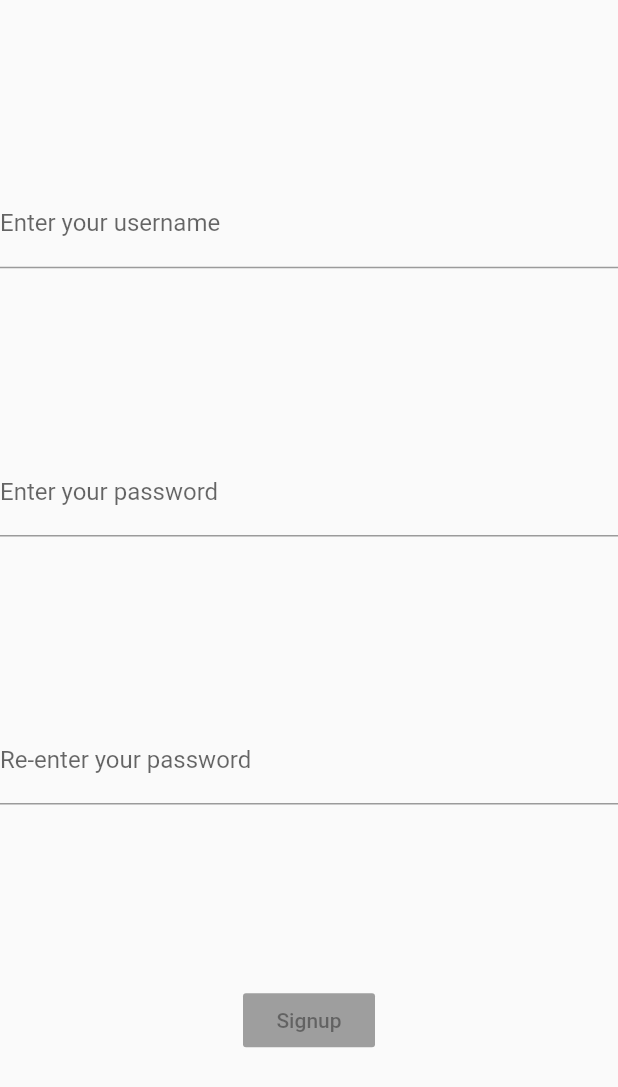
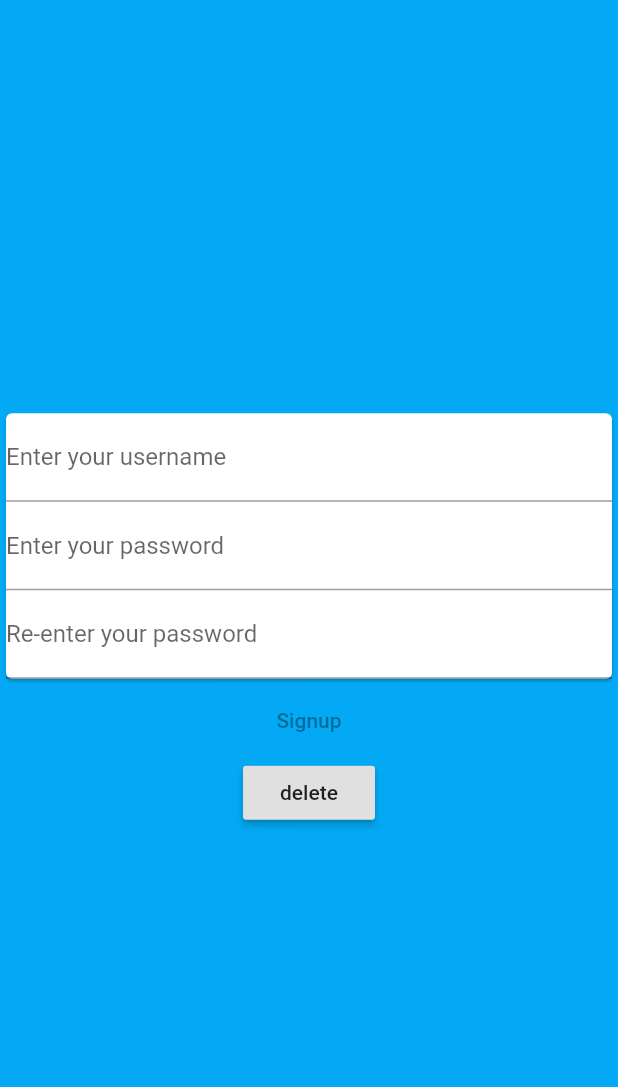
Before and after one commit to ro-pu-09/Connect, a Flutter app: the screen it shows after launch, on a phone screen of 412 x 824 dp. Shown: the top 1087 px of the screen. Run offline on Flutter 3.47's test engine with Material 2 defaults, Android fonts, the phone set to English and light mode, and no system bars; our stand-ins replace cloud_firestore, firebase_auth, firebase_core, location; missing offline and left inert: geocoder; accounts and stored records are empty; statements that could not run were skipped.

Commit message:
module2-not final

```diff
--- a/lib/authentication.dart
+++ b/lib/authentication.dart
@@ -6,7 +6,11 @@ import 'package:flutter/material.dart';
 import 'package:firebase_core/firebase_core.dart';
 import 'package:oopproject/User.dart';
 import 'package:oopproject/authenticationbloc.dart';
+import 'package:oopproject/dashboardretailer.dart';
+import 'package:oopproject/userDetailsInput.dart';
 import 'dashboad.dart';
+
+
 
 
 AuthenticationBlock authblock=new AuthenticationBlock();
@@ -19,7 +23,7 @@ TextEditingController repassword=new TextEditingController();
 
 rePasswordCheck RPC=new rePasswordCheck();
 
-final _formKey = GlobalKey<FormState>();
+
 
 
 class loginpage extends StatefulWidget{
@@ -47,18 +51,22 @@ class _loginpageState extends State<loginpage> {
   Widget build (BuildContext buildContext){
 
     return Scaffold(
-
+      backgroundColor: Colors.lightBlue,
       body: Column(
-        mainAxisAlignment: MainAxisAlignment.spaceEvenly,
+        mainAxisAlignment: MainAxisAlignment.center,
 
         children: [
-
+          Card(
+            child: Column(
+              mainAxisAlignment: MainAxisAlignment.spaceEvenly,
+              children: [
                 TextFormField(
 
                   decoration: InputDecoration(labelText: 'Enter your username'),
                   controller: username,
 
                 ),
+
                 TextFormField(
                   // key:_formKey,
                   obscureText: true,
@@ -66,15 +74,25 @@ class _loginpageState extends State<loginpage> {
                   controller: password,
 
                 ),
+
                 TextFormField(
                   //   key: _formKey,
                   obscureText: true,
                   decoration: InputDecoration(labelText: 'Re-enter your password'),
                   controller: repassword,
 
+                )
+              ],
+            ),
           ),
 
+
           SignUpButton(),
+
+          RaisedButton(child:Text("delete"),onPressed: (){
+            FirebaseAuth auth=FirebaseAuth.instance;
+            auth.currentUser.delete();
+          })
 
         ],
 
@@ -100,13 +118,13 @@ class _SignUpButtonState extends State<SignUpButton> {
           return Column(
               children:[
                 RaisedButton(
-                   onPressed:!snapshot.data?null: ()
+                   onPressed:(!snapshot.data)?null: ()
                   {
 
                     print(snapshot.data);
                     if(snapshot.data){
                       authblock.SignUpWithEmail(username.text, password.text).then((userd){
-                        print("!!!!!!!!!!!!!!!!!!");
+
                         print(userd);
                         if(userd==1){
                           print("user not found");
@@ -128,7 +146,7 @@ class _SignUpButtonState extends State<SignUpButton> {
                         else {
                           Navigator.of(buildContext).pushReplacement(
                               MaterialPageRoute(builder: (context) {
-                                return dashBoard();
+                                return userDetailsInput();
                               })
                           );
                         }
@@ -142,7 +160,8 @@ class _SignUpButtonState extends State<SignUpButton> {
                     }
                   },
                   child: Text("Signup"),
-                  disabledColor: Colors.grey,
+                  disabledColor: Colors.lightBlue,
+                  color: Colors.white,
 
                 )]);
         });
--- a/lib/main.dart
+++ b/lib/main.dart
@@ -25,8 +25,7 @@ class MyApp extends StatelessWidget {
   Widget build(BuildContext context) {
 
 
-  return ChangeNotifierProvider(create: (context)=>AuthService(),
-    child: new MaterialApp(
+  return new MaterialApp(
     home: FutureBuilder(
       future: Firebase.initializeApp(),
       builder: (context,snapshot){
@@ -38,7 +37,6 @@ class MyApp extends StatelessWidget {
 
         return Scaffold(body: Center(child: CircularProgressIndicator(),),);
       },
-      ),
     ),
   );
 
@@ -129,16 +127,25 @@ class Landing extends StatelessWidget {
     return FutureBuilder(
       future: getUser(),
        // initialData: Scaffold(body: Center(child: CircularProgressIndicator(),),),
-        builder: (context,snapshot ){
-        print(snapshot.data);
-        if(snapshot.data==null){
+        builder: (context,snapshot ) {
+
+          if (snapshot.connectionState == ConnectionState.done) {
+
+            if (snapshot.data == null) {
               return loginpage();
             }
-        else if(snapshot.data.type==null){
+            else if (snapshot.data!=null && snapshot.data.type == null) {
               return userDetailsInput();
             }
-        else return dashBoard();
-        });
+            else
+              return dashBoard();
+          }
+
+          else {
+            return Scaffold(body: Center(child: CircularProgressIndicator(),),);
+          }
+        }
+        );
   }
 }
 
--- /dev/null
+++ b/lib/product.dart
@@ -0,0 +1,3 @@
+class product{
+  List<String> pname=[];
+}
--- a/lib/userDetailsInput.dart
+++ b/lib/userDetailsInput.dart
@@ -1,5 +1,6 @@
 
 import 'package:cloud_firestore/cloud_firestore.dart';
+import 'package:firebase_auth/firebase_auth.dart';
 import 'package:firebase_core/firebase_core.dart';
 import 'package:flutter/material.dart';
 import 'package:flutter/services.dart';
@@ -83,6 +84,11 @@ class _userDetailsInputState extends State<userDetailsInput> {
                addUserDetails("rohithputha@gmail.com", _character,context);
             }, child: Text("Finish Registeration")),
 
+          RaisedButton(child:Text("delete"),onPressed: (){
+            FirebaseAuth auth=FirebaseAuth.instance;
+            auth.currentUser.delete();
+          })
+
         ],
       ),
     );
```
Also changed, not shown: lib/authenticationbloc.dart (+6 -4 lines), lib/dashboad.dart (+20 -3 lines), lib/dashboardretailer.dart (added, +213 -0 lines). Lines whose indentation alone changed are shown as unchanged.
